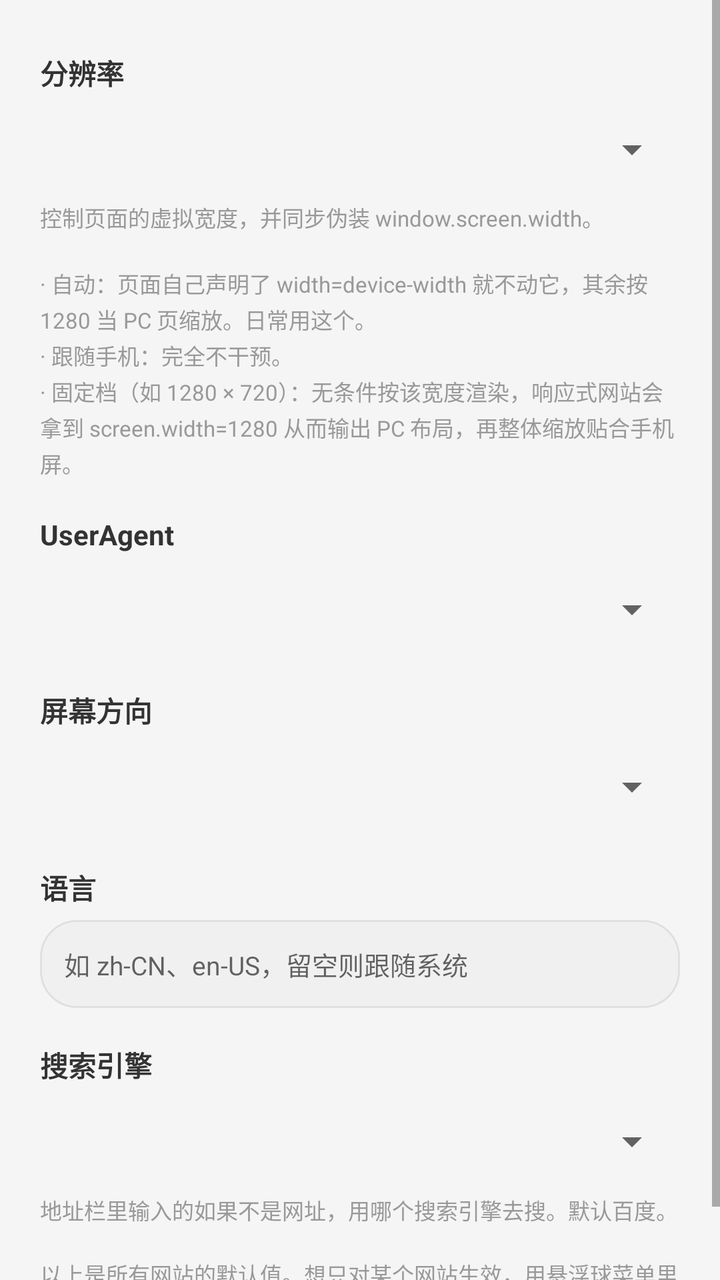
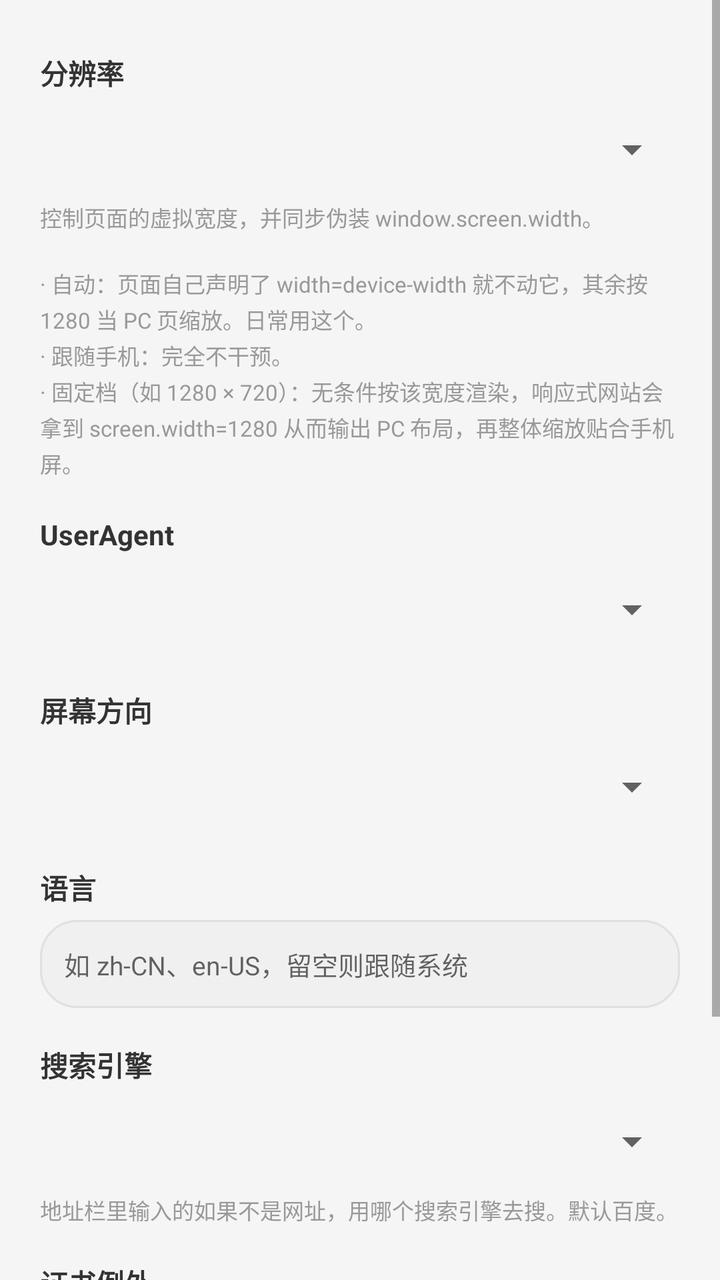

An Android layout rendered at two revisions. The XML below is the earlier revision; the diff shows what the commit changed to produce the second picture.
<!-- AndroidManifest.xml: application theme Theme.MobileBrowser -->
<!-- res/layout/dialog_settings.xml -->
<?xml version="1.0" encoding="utf-8"?>
<ScrollView xmlns:android="http://schemas.android.com/apk/res/android"
    android:layout_width="match_parent"
    android:layout_height="wrap_content">

    <LinearLayout
        android:layout_width="match_parent"
        android:layout_height="wrap_content"
        android:orientation="vertical"
        android:paddingStart="20dp"
        android:paddingEnd="20dp"
        android:paddingTop="8dp"
        android:paddingBottom="16dp">

        
        <TextView
            style="@style/SettingsLabel"
            android:text="@string/settings_width" />

        <Spinner
            android:id="@+id/spWidth"
            android:layout_width="match_parent"
            android:layout_height="44dp" />

        
        <LinearLayout
            android:id="@+id/customSizeRow"
            android:layout_width="match_parent"
            android:layout_height="wrap_content"
            android:layout_marginTop="8dp"
            android:orientation="horizontal"
            android:gravity="center_vertical"
            android:visibility="gone">

            <TextView
                android:layout_width="wrap_content"
                android:layout_height="wrap_content"
                android:labelFor="@id/etCustomWidth"
                android:text="@string/custom_width"
                android:textSize="13sp"
                android:textColor="@color/text_secondary" />

            <EditText
                android:id="@+id/etCustomWidth"
                android:layout_width="0dp"
                android:layout_height="44dp"
                android:layout_weight="1"
                android:layout_marginStart="8dp"
                android:background="@drawable/bg_url_bar"
                android:paddingStart="12dp"
                android:paddingEnd="12dp"
                android:singleLine="true"
                android:textSize="13sp"
                android:inputType="number"
                android:importantForAutofill="no" />

            <TextView
                android:layout_width="wrap_content"
                android:layout_height="wrap_content"
                android:layout_marginStart="12dp"
                android:labelFor="@id/etCustomHeight"
                android:text="@string/custom_height"
                android:textSize="13sp"
                android:textColor="@color/text_secondary" />

            <EditText
                android:id="@+id/etCustomHeight"
                android:layout_width="0dp"
                android:layout_height="44dp"
                android:layout_weight="1"
                android:layout_marginStart="8dp"
                android:background="@drawable/bg_url_bar"
                android:paddingStart="12dp"
                android:paddingEnd="12dp"
                android:singleLine="true"
                android:textSize="13sp"
                android:inputType="number"
                android:importantForAutofill="no" />
        </LinearLayout>

        <TextView
            android:id="@+id/tvCustomSizeHint"
            style="@style/SettingsHint"
            android:text="@string/custom_size_hint"
            android:visibility="gone" />

        <TextView
            style="@style/SettingsHint"
            android:text="@string/settings_width_hint" />

        
        <TextView
            style="@style/SettingsLabel"
            android:text="@string/settings_ua" />

        <Spinner
            android:id="@+id/spUa"
            android:layout_width="match_parent"
            android:layout_height="44dp" />

        <EditText
            android:id="@+id/etUaCustom"
            android:layout_width="match_parent"
            android:layout_height="wrap_content"
            android:layout_marginTop="6dp"
            android:minHeight="44dp"
            android:background="@drawable/bg_url_bar"
            android:paddingStart="12dp"
            android:paddingEnd="12dp"
            android:paddingTop="10dp"
            android:paddingBottom="10dp"
            android:textSize="12sp"
            android:inputType="text"
            android:importantForAutofill="no"
            android:hint="@string/settings_ua_custom_hint"
            android:visibility="gone" />

        
        <TextView
            style="@style/SettingsLabel"
            android:text="@string/settings_orientation" />

        <Spinner
            android:id="@+id/spOrientation"
            android:layout_width="match_parent"
            android:layout_height="44dp" />

        
        <TextView
            style="@style/SettingsLabel"
            android:text="@string/settings_language" />

        <EditText
            android:id="@+id/etLanguage"
            android:layout_width="match_parent"
            android:layout_height="wrap_content"
            android:minHeight="44dp"
            android:background="@drawable/bg_url_bar"
            android:paddingStart="12dp"
            android:paddingEnd="12dp"
            android:paddingTop="10dp"
            android:paddingBottom="10dp"
            android:singleLine="true"
            android:textSize="13sp"
            android:inputType="text"
            android:importantForAutofill="no"
            android:hint="@string/settings_language_hint" />

        
        <TextView
            style="@style/SettingsLabel"
            android:text="@string/settings_search" />

        <Spinner
            android:id="@+id/spSearch"
            android:layout_width="match_parent"
            android:layout_height="44dp" />

        <TextView
            style="@style/SettingsHint"
            android:text="@string/settings_search_hint" />

        <TextView
            style="@style/SettingsHint"
            android:layout_marginTop="16dp"
            android:text="@string/settings_global_hint" />

    </LinearLayout>

</ScrollView>
<!-- resources referenced by this layout -->
<resources>
  <color name="text_secondary">#666666</color>
  <!-- drawable bg_url_bar (drawable) -->
  <?xml version="1.0" encoding="utf-8"?>
  <shape xmlns:android="http://schemas.android.com/apk/res/android"
      android:shape="rectangle">
      <solid android:color="@color/input_background" />
      <corners android:radius="18dp" />
      <stroke android:width="1dp" android:color="@color/stroke" />
  </shape>
  <string name="custom_height">高</string>
  <string name="custom_size_hint">填了高度就按这个比例模拟一块屏幕：等比缩放、四周留白。\n高度留空 = 不限高，只按宽度缩放，网页铺满屏宽。</string>
  <string name="custom_width">宽</string>
  <string name="settings_global_hint">以上是所有网站的默认值。想只对某个网站生效，用悬浮球菜单里的「本站设置」。长按悬浮球可直达本页。</string>
  <string name="settings_language">语言</string>
  <string name="settings_language_hint">如 zh-CN、en-US，留空则跟随系统</string>
  <string name="settings_orientation">屏幕方向</string>
  <string name="settings_search">搜索引擎</string>
  <string name="settings_search_hint">地址栏里输入的如果不是网址，用哪个搜索引擎去搜。默认百度。</string>
  <string name="settings_ua">UserAgent</string>
  <string name="settings_ua_custom_hint">选择「自定义…」后可在此填写 UA</string>
  <string name="settings_width">分辨率</string>
  <string name="settings_width_hint">控制页面的虚拟宽度，并同步伪装 window.screen.width。\n\n· 自动：页面自己声明了 width=device-width 就不动它，其余按 1280 当 PC 页缩放。日常用这个。\n· 跟随手机：完全不干预。\n· 固定档（如 1280 × 720）：无条件按该宽度渲染，响应式网站会拿到 screen.width=1280 从而输出 PC 布局，再整体缩放贴合手机屏。</string>
  <style name="SettingsHint">
          <item name="android:layout_width">match_parent</item>
          <item name="android:layout_height">wrap_content</item>
          <item name="android:layout_marginTop">4dp</item>
          <item name="android:textSize">11sp</item>
          <item name="android:textColor">@color/text_tertiary</item>
          <item name="android:lineSpacingExtra">2dp</item>
      </style>
  <style name="SettingsLabel">
          <item name="android:layout_width">match_parent</item>
          <item name="android:layout_height">wrap_content</item>
          <item name="android:layout_marginTop">18dp</item>
          <item name="android:layout_marginBottom">6dp</item>
          <item name="android:textSize">14sp</item>
          <item name="android:textStyle">bold</item>
          <item name="android:textColor">@color/text_primary</item>
      </style>
  <style name="Theme.MobileBrowser" parent="Theme.MaterialComponents.DayNight.NoActionBar">
          <item name="colorPrimary">@color/brand</item>
          <item name="colorPrimaryVariant">@color/brand_variant</item>
          <item name="colorOnPrimary">@color/on_brand</item>
          <item name="android:windowBackground">@color/window_background</item>
      </style>
  <color name="input_background">#F0F0F0</color>
  <color name="stroke">#E0E0E0</color>
  <color name="text_tertiary">#999999</color>
  <color name="text_primary">#333333</color>
  <color name="brand">#FF6900</color>
  <color name="brand_variant">#CC5500</color>
  <color name="on_brand">#FFFFFF</color>
  <color name="window_background">#F5F5F5</color>
</resources>

<!-- the commit's change to res/layout/dialog_settings.xml (unified diff, before → after) -->
@@ -160,6 +160,26 @@
             style="@style/SettingsHint"
             android:text="@string/settings_search_hint" />
 
+        
+        <TextView
+            style="@style/SettingsLabel"
+            android:text="@string/settings_ssl_exceptions" />
+
+        <TextView
+            android:id="@+id/tvSslExceptions"
+            android:layout_width="match_parent"
+            android:layout_height="44dp"
+            android:gravity="center_vertical"
+            android:paddingStart="4dp"
+            android:paddingEnd="4dp"
+            android:textSize="14sp"
+            android:textColor="@color/text_primary"
+            android:background="?attr/selectableItemBackground" />
+
+        <TextView
+            style="@style/SettingsHint"
+            android:text="@string/settings_ssl_exceptions_hint" />
+
         <TextView
             style="@style/SettingsHint"
             android:layout_marginTop="16dp"
<!-- resource entries referenced after the edit -->
@@ -1,5 +1,6 @@
 <!-- resources referenced by this layout -->
 <resources>
+  <color name="text_primary">#333333</color>
   <color name="text_secondary">#666666</color>
   <!-- drawable bg_url_bar (drawable) -->
   <?xml version="1.0" encoding="utf-8"?>
@@ -18,6 +19,8 @@
   <string name="settings_orientation">屏幕方向</string>
   <string name="settings_search">搜索引擎</string>
   <string name="settings_search_hint">地址栏里输入的如果不是网址，用哪个搜索引擎去搜。默认百度。</string>
+  <string name="settings_ssl_exceptions">证书例外</string>
+  <string name="settings_ssl_exceptions_hint">你点过「继续访问」的无效证书。撤销要重启 App 才生效 —— 同一次运行里 WebView 自己还记着那次放行。</string>
   <string name="settings_ua">UserAgent</string>
   <string name="settings_ua_custom_hint">选择「自定义…」后可在此填写 UA</string>
   <string name="settings_width">分辨率</string>
@@ -48,7 +51,6 @@
   <color name="input_background">#F0F0F0</color>
   <color name="stroke">#E0E0E0</color>
   <color name="text_tertiary">#999999</color>
-  <color name="text_primary">#333333</color>
   <color name="brand">#FF6900</color>
   <color name="brand_variant">#CC5500</color>
   <color name="on_brand">#FFFFFF</color>
